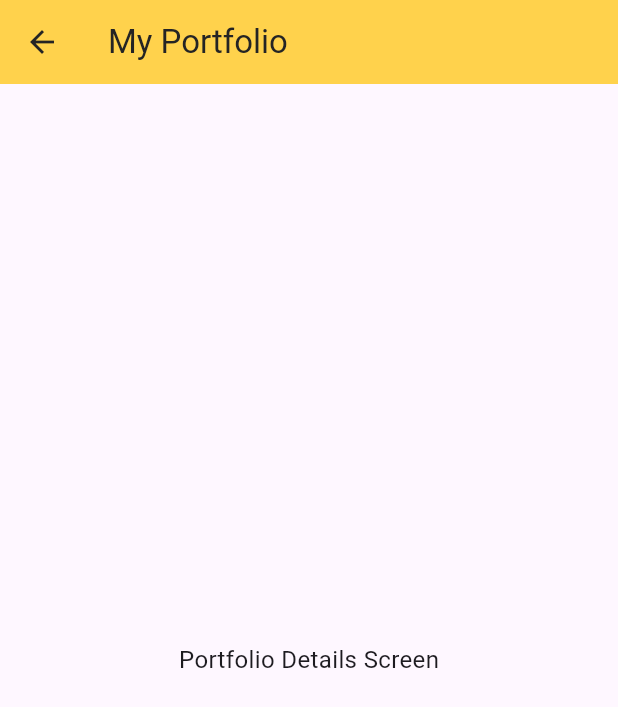
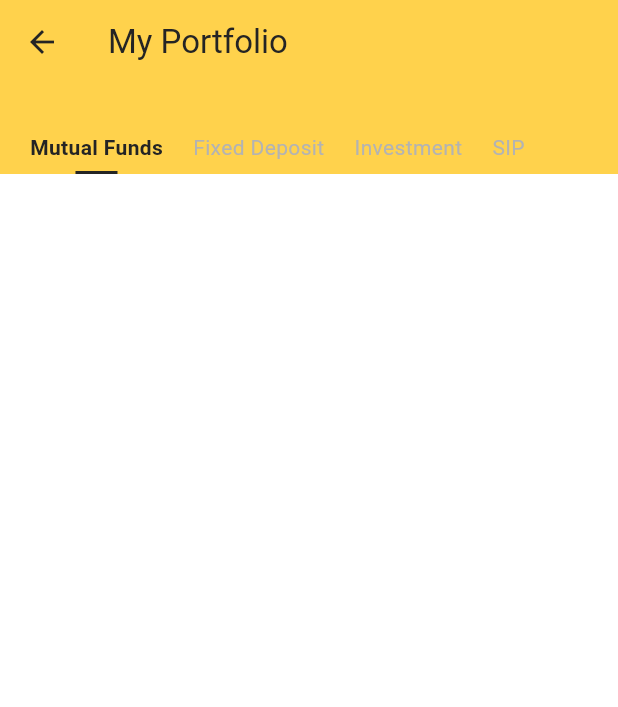
Before and after one commit to Smatyab/task1, a Flutter app: the MyInvestment screen opened directly, on a phone screen of 412 x 824 dp. Shown: the top 707 px of the screen. Run offline on Flutter 3.47's test engine with Material 3 defaults, Android fonts, the phone set to English and light mode, and no system bars; our stand-ins replace device_preview, flutter_svg.

Commit message:
categorytab done

```diff
--- a/lib/MyInvestment/MyInvestment.dart
+++ b/lib/MyInvestment/MyInvestment.dart
@@ -1,4 +1,7 @@
 import 'package:flutter/material.dart';
+import 'package:task1/utils/investment_filter_tab.dart';
+
+import '../utils/colors.dart';
 
 class MyInvestment extends StatelessWidget {
   const MyInvestment({super.key});
@@ -15,8 +18,25 @@ class MyInvestment extends StatelessWidget {
         iconTheme: const IconThemeData(color: Color(0xFF242424)),
         elevation: 0,
       ),
-      body: const Center(
-        child: Text("Portfolio Details Screen", style: TextStyle(fontSize: 16)),
+      body: Scaffold(
+        backgroundColor: AppColors.card,
+        body: SingleChildScrollView(
+          child: Column(
+            children: [
+              Container(
+                width: double.infinity,
+                color: AppColors.primary,
+                padding: const EdgeInsets.only(top: 20, left: 20, right: 20),
+                child: InvestmentFilterTab(),
+              ),
+
+              Padding(
+                padding: const EdgeInsets.symmetric(horizontal: 20),
+                child: Column(children: const [SizedBox(height: 16)]),
+              ),
+            ],
+          ),
+        ),
       ),
     );
   }
--- /dev/null
+++ b/lib/utils/investment_filter_tab.dart
@@ -0,0 +1,71 @@
+import 'package:flutter/material.dart';
+
+import '../utils/colors.dart';
+
+class InvestmentFilterTab extends StatefulWidget {
+  const InvestmentFilterTab({super.key});
+
+  @override
+  State<InvestmentFilterTab> createState() => _InvestmentFilterTabState();
+}
+
+class _InvestmentFilterTabState extends State<InvestmentFilterTab> {
+  int selectedIndex = 0;
+
+  final List<String> tabs = [
+    "Mutual Funds",
+    "Fixed Deposit",
+    "Investment",
+    "SIP",
+  ];
+
+  @override
+  Widget build(BuildContext context) {
+    return SizedBox(
+      height: 40,
+      child: ListView.builder(
+        scrollDirection: Axis.horizontal,
+        itemCount: tabs.length,
+        itemBuilder: (context, index) {
+          final bool isSelected = selectedIndex == index;
+
+          return Padding(
+            padding: EdgeInsets.only(right: 20),
+            child: GestureDetector(
+              onTap: () {
+                setState(() {
+                  selectedIndex = index;
+                });
+              },
+              child: Column(
+                mainAxisAlignment: MainAxisAlignment.end,
+                children: [
+                  Text(
+                    tabs[index],
+                    style: TextStyle(
+                      fontSize: 14,
+                      fontWeight: isSelected
+                          ? FontWeight.w600
+                          : FontWeight.w400,
+                      color: isSelected
+                          ? AppColors.textDark
+                          : AppColors.textLight,
+                    ),
+                  ),
+
+                  const SizedBox(height: 6),
+
+                  Container(
+                    height: 2,
+                    width: isSelected ? 28 : 0,
+                    color: isSelected ? AppColors.textDark : Colors.transparent,
+                  ),
+                ],
+              ),
+            ),
+          );
+        },
+      ),
+    );
+  }
+}
```
Also changed, not shown: screens/img.png.
